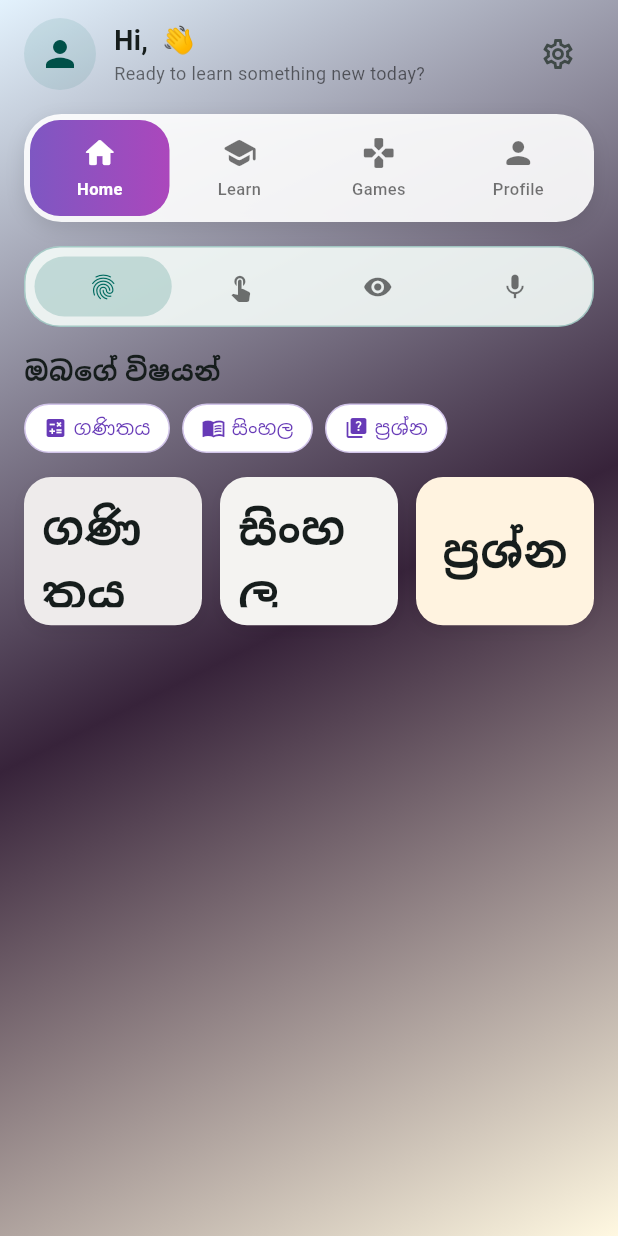
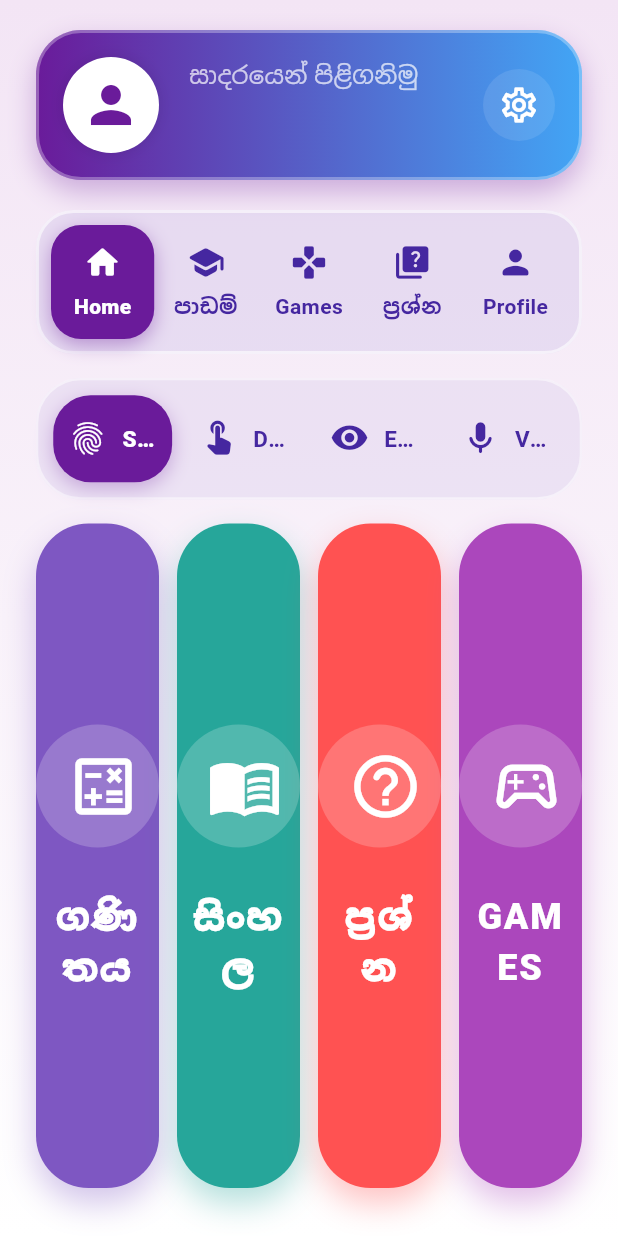
Before and after one commit to gimashi123/ShilpaMobileLearningApp, a Flutter app: the PhysicalMainScreen screen opened by its route, on a phone screen of 412 x 824 dp. Run offline on Flutter 3.47's test engine with Material 3 defaults, Android fonts, the phone set to English and light mode, and no system bars; our stand-ins replace camera, flutter_tts, permission_handler, speech_to_text, video_player; missing offline and left inert: google_mlkit_face_detection; accounts and stored records are empty.

Commit message:
fixed some UI side issues

```diff
--- a/mobile_app/lib/components/common_header.dart
+++ b/mobile_app/lib/components/common_header.dart
@@ -20,59 +20,101 @@
   Widget build(BuildContext context) {
     return Column(
       children: [
-        // Top Row: Profile Avatar, User Name, Settings Icon
-        Row(
+        // Top Header: Profile Info with Gradient Background
+        Container(
+          padding: const EdgeInsets.all(16),
+          decoration: BoxDecoration(
+            gradient: const LinearGradient(
+              begin: Alignment.centerLeft,
+              end: Alignment.centerRight,
+              colors: [
+                Color(0xFF6A1B9A),
+                Color(0xFF42A5F5),
+              ], // Deep Purple to Blue
+            ),
+            borderRadius: BorderRadius.circular(30),
+            border: Border.all(color: Colors.white.withOpacity(0.3), width: 2),
+            boxShadow: [
+              BoxShadow(
+                color: const Color(0xFF6A1B9A).withOpacity(0.3),
+                blurRadius: 15,
+                offset: const Offset(0, 8),
+              ),
+            ],
+          ),
+          child: Row(
             children: [
-            CircleAvatar(
-              radius: 24,
-              backgroundColor: Theme.of(
-                context,
-              ).colorScheme.primary.withOpacity(0.1),
-              child: const Icon(Icons.person, size: 28),
+              Container(
+                width: 64,
+                height: 64,
+                decoration: BoxDecoration(
+                  color: Colors.white,
+                  shape: BoxShape.circle,
+                  boxShadow: [
+                    BoxShadow(
+                      color: Colors.black.withOpacity(0.1),
+                      blurRadius: 8,
                     ),
-            const SizedBox(width: 12),
+                  ],
+                ),
+                child: const Icon(
+                  Icons.person,
+                  color: Color(0xFF6A1B9A),
+                  size: 40,
+                ),
+              ),
+              const SizedBox(width: 20),
               Expanded(
                 child: Column(
                   crossAxisAlignment: CrossAxisAlignment.start,
                   children: [
-                  Text(
-                    "Hi, $userName 👋",
-                    style: const TextStyle(
-                      fontSize: 18,
-                      fontWeight: FontWeight.w700,
+                    const Text(
+                      "සාදරයෙන් පිළිගනිමු", // Welcome in Sinhala
+                      style: TextStyle(
+                        fontSize: 16,
+                        color: Colors.white70,
+                        fontWeight: FontWeight.w500,
                       ),
                     ),
-                  const Text(
-                    "Ready to learn something new today?",
-                    style: TextStyle(fontSize: 12, color: Colors.black54),
+                    Text(
+                      userName,
+                      style: const TextStyle(
+                        fontSize: 28,
+                        fontWeight: FontWeight.w900,
+                        color: Colors.white,
+                        letterSpacing: 0.5,
+                      ),
                     ),
                   ],
                 ),
               ),
-            IconButton(
-              onPressed: () {
-                // Navigate to settings or show settings menu
-              },
-              icon: const Icon(Icons.settings_outlined),
+              Container(
+                decoration: BoxDecoration(
+                  color: Colors.white.withOpacity(0.1),
+                  shape: BoxShape.circle,
+                ),
+                child: IconButton(
+                  onPressed: () {},
+                  icon: const Icon(
+                    Icons.settings_outlined,
+                    color: Colors.white,
+                    size: 28,
+                  ),
+                ),
               ),
             ],
           ),
+        ),
 
-        const SizedBox(height: 16),
+        const SizedBox(height: 20),
 
         // Navigation Bar
         Container(
-          padding: const EdgeInsets.all(4),
+          padding: const EdgeInsets.all(8),
           decoration: BoxDecoration(
-            color: Colors.white.withOpacity(0.9),
+            color: const Color(0xFFD1C4E9).withOpacity(0.4), // Soft lavender
             borderRadius: BorderRadius.circular(25),
-            boxShadow: [
-              BoxShadow(
-                color: Colors.black.withOpacity(0.1),
-                blurRadius: 10,
-                offset: const Offset(0, 4),
-              ),
-            ],
+            border: Border.all(color: Colors.white.withOpacity(0.6), width: 2),
           ),
           child: Row(
             mainAxisAlignment: MainAxisAlignment.spaceEvenly,
@@ -86,7 +128,7 @@
               ),
               _NavTab(
                 icon: Icons.school_rounded,
-                label: "Learn",
+                label: "පාඩම්",
                 isSelected: selectedTab == 1,
                 inputMode: inputMode,
                 onTap: () => onTabChanged(1),
@@ -99,11 +141,18 @@
                 onTap: () => onTabChanged(2),
               ),
               _NavTab(
-                icon: Icons.person_rounded,
-                label: "Profile",
+                icon: Icons.quiz_rounded,
+                label: "ප්‍රශ්න",
                 isSelected: selectedTab == 3,
                 inputMode: inputMode,
                 onTap: () => onTabChanged(3),
+              ),
+              _NavTab(
+                icon: Icons.person_rounded,
+                label: "Profile",
+                isSelected: selectedTab == 4,
+                inputMode: inputMode,
+                onTap: () => onTabChanged(4),
               ),
             ],
           ),
@@ -176,30 +225,35 @@
   @override
   Widget build(BuildContext context) {
     Widget content = Container(
-      padding: const EdgeInsets.symmetric(vertical: 10, horizontal: 8),
+      padding: const EdgeInsets.symmetric(vertical: 12, horizontal: 8),
       decoration: BoxDecoration(
-        gradient: widget.isSelected
-            ? const LinearGradient(
-                colors: [Color(0xFF7E57C2), Color(0xFFAB47BC)],
-              )
+        color: widget.isSelected ? const Color(0xFF6A1B9A) : Colors.transparent,
+        borderRadius: BorderRadius.circular(20),
+        boxShadow: widget.isSelected
+            ? [
+                BoxShadow(
+                  color: const Color(0xFF6A1B9A).withOpacity(0.4),
+                  blurRadius: 10,
+                  offset: const Offset(0, 4),
+                ),
+              ]
             : null,
-        borderRadius: BorderRadius.circular(20),
       ),
       child: Column(
         mainAxisSize: MainAxisSize.min,
         children: [
           Icon(
             widget.icon,
-            color: widget.isSelected ? Colors.white : Colors.black54,
-            size: 24,
+            color: widget.isSelected ? Colors.white : const Color(0xFF4527A0),
+            size: 26,
           ),
-          const SizedBox(height: 4),
+          const SizedBox(height: 6),
           Text(
             widget.label,
             style: TextStyle(
-              fontSize: 11,
-              fontWeight: widget.isSelected ? FontWeight.w700 : FontWeight.w500,
-              color: widget.isSelected ? Colors.white : Colors.black54,
+              fontSize: 14,
+              fontWeight: widget.isSelected ? FontWeight.w900 : FontWeight.w600,
+              color: widget.isSelected ? Colors.white : const Color(0xFF4527A0),
             ),
           ),
         ],
--- a/mobile_app/lib/components/input_aware_button.dart
+++ b/mobile_app/lib/components/input_aware_button.dart
@@ -137,13 +137,26 @@
     }
   }
 
+  bool _isPressed = false;
+
   @override
   Widget build(BuildContext context) {
+    return AnimatedScale(
+      scale: _isPressed ? 0.96 : 1.0,
+      duration: const Duration(milliseconds: 100),
+      child: _buildInteractionWrapper(),
+    );
+  }
+
+  Widget _buildInteractionWrapper() {
     // If not dwell or gaze mode, behave like a standard InkWell
     if (widget.inputMode != InputMode.dwellTouch &&
         widget.inputMode != InputMode.eyeGaze) {
       return InkWell(
         onTap: widget.onTap,
+        onTapDown: (_) => setState(() => _isPressed = true),
+        onTapUp: (_) => setState(() => _isPressed = false),
+        onTapCancel: () => setState(() => _isPressed = false),
         borderRadius: widget.borderRadius,
         child: widget.child,
       );
@@ -172,10 +185,19 @@
 
     // Dwell interaction
     return Listener(
-      onPointerDown: (event) => _handleDwellStart(event.localPosition),
+      onPointerDown: (event) {
+        setState(() => _isPressed = true);
+        _handleDwellStart(event.localPosition);
+      },
       onPointerMove: (event) => _handleDwellUpdate(event.localPosition),
-      onPointerUp: (_) => _resetDwell(),
-      onPointerCancel: (_) => _resetDwell(),
+      onPointerUp: (_) {
+        setState(() => _isPressed = false);
+        _resetDwell();
+      },
+      onPointerCancel: (_) {
+        setState(() => _isPressed = false);
+        _resetDwell();
+      },
       behavior: HitTestBehavior.opaque,
       child: Stack(
         clipBehavior: Clip.antiAlias,
--- a/mobile_app/lib/components/input_mode_switch.dart
+++ b/mobile_app/lib/components/input_mode_switch.dart
@@ -14,44 +14,45 @@
 
   @override
   Widget build(BuildContext context) {
-    final cs = Theme.of(context).colorScheme;
-
     return Container(
-      padding: const EdgeInsets.all(6),
+      padding: const EdgeInsets.all(10),
       decoration: BoxDecoration(
-        color: cs.surface.withOpacity(0.9),
-        borderRadius: BorderRadius.circular(24),
-        border: Border.all(color: cs.primary.withOpacity(0.3)),
+        color: const Color(0xFFD1C4E9).withOpacity(0.3), // Soft lavender
+        borderRadius: BorderRadius.circular(30),
+        border: Border.all(color: Colors.white.withOpacity(0.5), width: 1.5),
       ),
       child: Row(
         children: [
           _ModeChip(
             label: "Standard",
-            icon: Icons.fingerprint,
+            icon: Icons.fingerprint_rounded,
             mode: InputMode.standard,
             currentMode: selectedMode,
             isSelected: selectedMode == InputMode.standard,
             onTap: () => onChanged(InputMode.standard),
           ),
+          const SizedBox(width: 8),
           _ModeChip(
             label: "Dwell",
-            icon: Icons.touch_app,
+            icon: Icons.touch_app_rounded,
             mode: InputMode.dwellTouch,
             currentMode: selectedMode,
             isSelected: selectedMode == InputMode.dwellTouch,
             onTap: () => onChanged(InputMode.dwellTouch),
           ),
+          const SizedBox(width: 8),
           _ModeChip(
-            label: "Eye gaze",
-            icon: Icons.visibility,
+            label: "Eye Gaze",
+            icon: Icons.visibility_rounded,
             mode: InputMode.eyeGaze,
             currentMode: selectedMode,
             isSelected: selectedMode == InputMode.eyeGaze,
             onTap: () => onChanged(InputMode.eyeGaze),
           ),
+          const SizedBox(width: 8),
           _ModeChip(
             label: "Voice",
-            icon: Icons.mic,
+            icon: Icons.mic_rounded,
             mode: InputMode.voiceControl,
             currentMode: selectedMode,
             isSelected: selectedMode == InputMode.voiceControl,
@@ -82,33 +83,48 @@
 
   @override
   Widget build(BuildContext context) {
-    final cs = Theme.of(context).colorScheme;
-
     return Expanded(
-      child: Semantics(
-        selected: isSelected,
-        button: true,
-        label: label,
       child: InputAwareButton(
         inputMode: currentMode,
         onTap: onTap,
-          borderRadius: BorderRadius.circular(24),
+        borderRadius: BorderRadius.circular(25),
         child: AnimatedContainer(
           duration: const Duration(milliseconds: 200),
-            padding: const EdgeInsets.all(10),
+          padding: const EdgeInsets.symmetric(vertical: 16, horizontal: 10),
           decoration: BoxDecoration(
-              color: isSelected
-                  ? cs.primary.withOpacity(0.18)
-                  : Colors.transparent,
-              borderRadius: BorderRadius.circular(24),
+            color: isSelected ? const Color(0xFF6A1B9A) : Colors.transparent,
+            borderRadius: BorderRadius.circular(25),
+            boxShadow: isSelected
+                ? [
+                    BoxShadow(
+                      color: const Color(0xFF6A1B9A).withOpacity(0.3),
+                      blurRadius: 10,
+                      offset: const Offset(0, 4),
                     ),
-            child: Center(
-              child: Icon(
+                  ]
+                : null,
+          ),
+          child: Row(
+            mainAxisAlignment: MainAxisAlignment.center,
+            children: [
+              Icon(
                 icon,
-                size: 20,
-                color: isSelected ? cs.primary : Colors.black54,
+                size: 26,
+                color: isSelected ? Colors.white : const Color(0xFF4527A0),
+              ),
+              const SizedBox(width: 10),
+              Flexible(
+                child: Text(
+                  label,
+                  overflow: TextOverflow.ellipsis,
+                  style: TextStyle(
+                    fontSize: 15,
+                    fontWeight: isSelected ? FontWeight.w900 : FontWeight.w700,
+                    color: isSelected ? Colors.white : const Color(0xFF4527A0),
                   ),
                 ),
+              ),
+            ],
           ),
         ),
       ),
--- a/mobile_app/lib/pages/physical/dashboard_content.dart
+++ b/mobile_app/lib/pages/physical/dashboard_content.dart
@@ -11,212 +11,138 @@
   @override
   Widget build(BuildContext context) {
     return Column(
-      crossAxisAlignment: CrossAxisAlignment.start,
       children: [
         // =====================================================
-        // SUBJECTS TITLE
+        // VIBRANT CARDS ROW (Responsive & Scalable)
         // =====================================================
-        const Text(
-          "ඔබගේ විෂයන් ",
-          style: TextStyle(fontSize: 18, fontWeight: FontWeight.w700),
+        Expanded(
+          child: Row(
+            crossAxisAlignment: CrossAxisAlignment.stretch,
+            children: [
+              Expanded(
+                child: _BigVerticalCard(
+                  label: "ගණිතය",
+                  icon: Icons.calculate_outlined,
+                  color: const Color(0xFF7E57C2), // Purple
+                  inputMode: inputMode,
+                  onTap: () => Navigator.pushNamed(context, '/math_lessons'),
                 ),
-        const SizedBox(height: 8),
-
-        // =====================================================
-        // SUBJECT CHIPS
-        // =====================================================
-        SingleChildScrollView(
-          scrollDirection: Axis.horizontal,
-          child: Row(
-            children: [
-              _SubjectChip(
-                label: "ගණිතය",
-                icon: Icons.calculate,
+              ),
+              const SizedBox(width: 12),
+              Expanded(
+                child: _BigVerticalCard(
+                  label: "සිංහල",
+                  icon: Icons.menu_book_outlined,
+                  color: const Color(0xFF26A69A), // Green/Teal
                   inputMode: inputMode,
                   onTap: () {
-                  Navigator.pushNamed(context, '/math_lessons');
+                    ScaffoldMessenger.of(context).showSnackBar(
+                      const SnackBar(content: Text("සිංහල පාඩම් ළඟදීම!")),
+                    );
                   },
                 ),
-              _SubjectChip(
-                label: "සිංහල",
-                icon: Icons.menu_book,
+              ),
+              const SizedBox(width: 12),
+              Expanded(
+                child: _BigVerticalCard(
+                  label: "ප්‍රශ්න",
+                  icon: Icons.help_outline_rounded,
+                  color: const Color(0xFFFF5252), // Red/Coral
+                  inputMode: inputMode,
+                  onTap: () => Navigator.pushNamed(context, '/quiz'),
+                ),
+              ),
+              const SizedBox(width: 12),
+              Expanded(
+                child: _BigVerticalCard(
+                  label: "GAMES",
+                  icon: Icons.sports_esports_outlined,
+                  color: const Color(0xFFAB47BC), // Pink/Purple
                   inputMode: inputMode,
                   onTap: () {
                     ScaffoldMessenger.of(context).showSnackBar(
                       const SnackBar(
-                      content: Text("Sinhala lessons coming soon!"),
+                        content: Text("Games sections coming soon!"),
                       ),
                     );
                   },
                 ),
-              _SubjectChip(
-                label: "ප්‍රශ්න",
-                icon: Icons.quiz,
-                inputMode: inputMode,
-                onTap: () {
-                  Navigator.pushNamed(context, '/quiz');
-                },
               ),
             ],
           ),
         ),
-
-        const SizedBox(height: 16),
-
-        // =====================================================
-        // GRID OF LESSON CARDS
-        // =====================================================
-        Expanded(child: _LessonsGrid(inputMode: inputMode)),
       ],
     );
   }
 }
 
 //=====================================================
-// Subject chip widget
+// Large Vertical Card Widget
 //=====================================================
-class _SubjectChip extends StatelessWidget {
+class _BigVerticalCard extends StatelessWidget {
   final String label;
   final IconData icon;
+  final Color color;
   final VoidCallback onTap;
   final InputMode inputMode;
 
-  const _SubjectChip({
+  const _BigVerticalCard({
     required this.label,
     required this.icon,
+    required this.color,
     required this.onTap,
     required this.inputMode,
   });
 
   @override
   Widget build(BuildContext context) {
-    return InputAwareButton(
+    return Container(
+      margin: const EdgeInsets.only(bottom: 12),
+      child: InputAwareButton(
         onTap: onTap,
         inputMode: inputMode,
-      borderRadius: BorderRadius.circular(20),
+        borderRadius: BorderRadius.circular(35),
         child: Container(
-        margin: const EdgeInsets.only(right: 8),
-        padding: const EdgeInsets.symmetric(horizontal: 12, vertical: 6),
           decoration: BoxDecoration(
-          color: Colors.white,
-          borderRadius: BorderRadius.circular(20),
-          border: Border.all(color: Colors.deepPurple.shade100),
-        ),
-        child: Row(
-          children: [
-            Icon(icon, size: 16, color: Colors.deepPurple),
-            const SizedBox(width: 4),
-            Text(
-              label,
-              style: const TextStyle(fontSize: 13, color: Colors.deepPurple),
+            color: color,
+            borderRadius: BorderRadius.circular(35),
+            boxShadow: [
+              BoxShadow(
+                color: color.withOpacity(0.35),
+                blurRadius: 18,
+                offset: const Offset(0, 10),
               ),
             ],
+          ),
+          child: Column(
+            mainAxisAlignment: MainAxisAlignment.center,
+            children: [
+              Container(
+                padding: const EdgeInsets.all(20),
+                decoration: BoxDecoration(
+                  color: Colors.white.withOpacity(0.2),
+                  shape: BoxShape.circle,
+                ),
+                child: Icon(icon, size: 50, color: Colors.white),
+              ),
+              const SizedBox(height: 25),
+              Padding(
+                padding: const EdgeInsets.symmetric(horizontal: 8.0),
+                child: Text(
+                  label,
+                  textAlign: TextAlign.center,
+                  style: const TextStyle(
+                    fontSize: 24,
+                    fontWeight: FontWeight.w900,
+                    color: Colors.white,
+                    letterSpacing: 1.2,
+                  ),
+                ),
+              ),
+            ],
+          ),
         ),
       ),
     );
   }
 }
-
-//=====================================================
-// Lessons Grid
-//=====================================================
-class _LessonsGrid extends StatelessWidget {
-  final InputMode inputMode;
-  const _LessonsGrid({required this.inputMode});
-
-  @override
-  Widget build(BuildContext context) {
-    return GridView.count(
-      padding: const EdgeInsets.only(bottom: 8),
-      crossAxisCount: 3,
-      crossAxisSpacing: 12,
-      mainAxisSpacing: 12,
-      childAspectRatio: 3 / 2.5,
-      children: [
-        InputAwareButton(
-          inputMode: inputMode,
-          onTap: () {
-            Navigator.pushNamed(context, '/math_lessons');
-          },
-          borderRadius: BorderRadius.circular(18),
-          child: Container(
-            padding: const EdgeInsets.all(12),
-            decoration: BoxDecoration(
-              color: const Color.fromARGB(255, 238, 235, 235),
-              borderRadius: BorderRadius.circular(18),
-              boxShadow: [
-                BoxShadow(
-                  color: Colors.black.withOpacity(0.05),
-                  blurRadius: 8,
-                  offset: const Offset(0, 4),
-                ),
-              ],
-            ),
-            child: const Center(
-              child: Text(
-                "ගණිතය",
-                style: TextStyle(fontSize: 30, fontWeight: FontWeight.w800),
-              ),
-            ),
-          ),
-        ),
-
-        InputAwareButton(
-          inputMode: inputMode,
-          onTap: () {
-            Navigator.pushNamed(context, '/quiz');
-          },
-          borderRadius: BorderRadius.circular(18),
-          child: Container(
-            padding: const EdgeInsets.all(12),
-            decoration: BoxDecoration(
-              color: const Color.fromARGB(255, 244, 243, 241),
-              borderRadius: BorderRadius.circular(18),
-              boxShadow: [
-                BoxShadow(
-                  color: Colors.black.withOpacity(0.05),
-                  blurRadius: 8,
-                  offset: const Offset(0, 4),
-                ),
-              ],
-            ),
-            child: const Center(
-              child: Text(
-                "සිංහල",
-                style: TextStyle(fontSize: 30, fontWeight: FontWeight.w800),
-              ),
-            ),
-          ),
-        ),
-
-        InputAwareButton(
-          inputMode: inputMode,
-          onTap: () {
-            Navigator.pushNamed(context, '/quiz');
-          },
-          borderRadius: BorderRadius.circular(18),
-          child: Container(
-            padding: const EdgeInsets.all(12),
-            decoration: BoxDecoration(
-              color: const Color(0xFFFFF3E0),
-              borderRadius: BorderRadius.circular(18),
-              boxShadow: [
-                BoxShadow(
-                  color: Colors.black.withOpacity(0.05),
-                  blurRadius: 8,
-                  offset: const Offset(0, 4),
-                ),
-              ],
-            ),
-            child: const Center(
-              child: Text(
-                "ප්‍රශ්න",
-                style: TextStyle(fontSize: 30, fontWeight: FontWeight.w800),
-              ),
-            ),
-          ),
-        ),
-      ],
-    );
-  }
-}
--- a/mobile_app/lib/pages/physical/physical_main_screen.dart
+++ b/mobile_app/lib/pages/physical/physical_main_screen.dart
@@ -12,6 +12,7 @@
 import '../../services/speech_service.dart';
 import '../../services/voice_command_parser.dart';
 import '../../components/voice_indicator.dart';
+import '../quiz.dart';
 import 'dart:async';
 
 /// Main screen that holds the navigation bar and switches between content pages
@@ -136,7 +137,7 @@
           _selectedTab = 2;
           break;
         case VoiceCommand.navigateProfile:
-          _selectedTab = 3;
+          _selectedTab = 4;
           break;
         case VoiceCommand.navigateBack:
           if (Navigator.canPop(context)) {
@@ -179,20 +180,19 @@
           Container(
             decoration: const BoxDecoration(
               gradient: LinearGradient(
-                begin: Alignment.topLeft,
-                end: Alignment.bottomRight,
+                begin: Alignment.topCenter,
+                end: Alignment.bottomCenter,
                 colors: [
-                  Color(0xFFE3F2FD),
-                  Color.fromARGB(255, 55, 35, 58),
-                  Color(0xFFFFF8E1),
+                  Color(0xFFF3E5F5), // Light Lavender
+                  Colors.white,
                 ],
               ),
             ),
             child: SafeArea(
               child: Padding(
                 padding: const EdgeInsets.symmetric(
-                  horizontal: 16,
-                  vertical: 12,
+                  horizontal: 24,
+                  vertical: 20,
                 ),
                 child: Column(
                   crossAxisAlignment: CrossAxisAlignment.start,
@@ -286,6 +286,8 @@
       case 2:
         return GamesContent(inputMode: _inputMode);
       case 3:
+        return const QuizPage(); // Use the existing QuizPage
+      case 4:
         return ProfileContent(
           userName: userName,
           disabilityType: disabilityType,
--- a/mobile_app/lib/services/auth_api.dart
+++ b/mobile_app/lib/services/auth_api.dart
@@ -8,7 +8,7 @@
   // Use localhost for iOS Simulator, Web, and Desktop
   static String get baseUrl {
     if (kIsWeb) return 'http://localhost:3000';
-    if (Platform.isAndroid) return 'http://10.0.2.2:3000';
+    if (Platform.isAndroid) return 'http://192.168.1.180:3000';
     return 'http://localhost:3000';
   }
 
```
Lines whose indentation alone changed are shown as unchanged.
